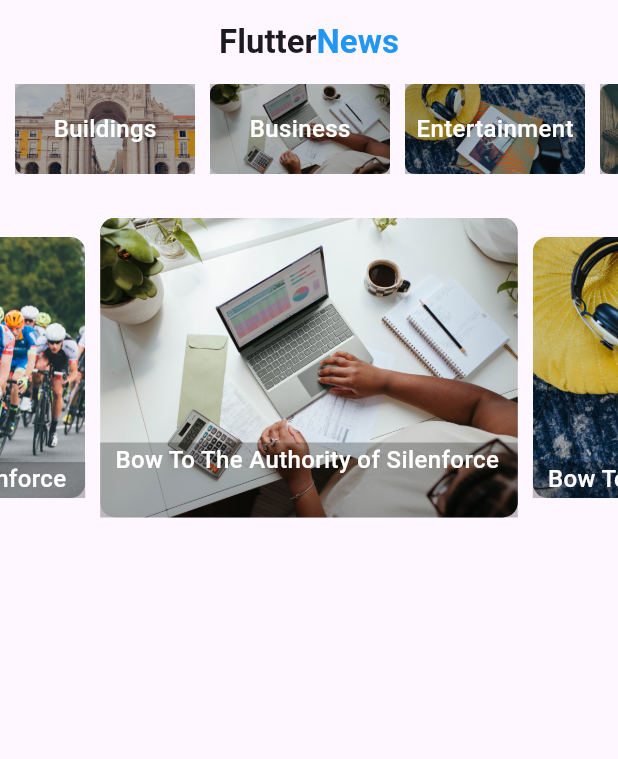
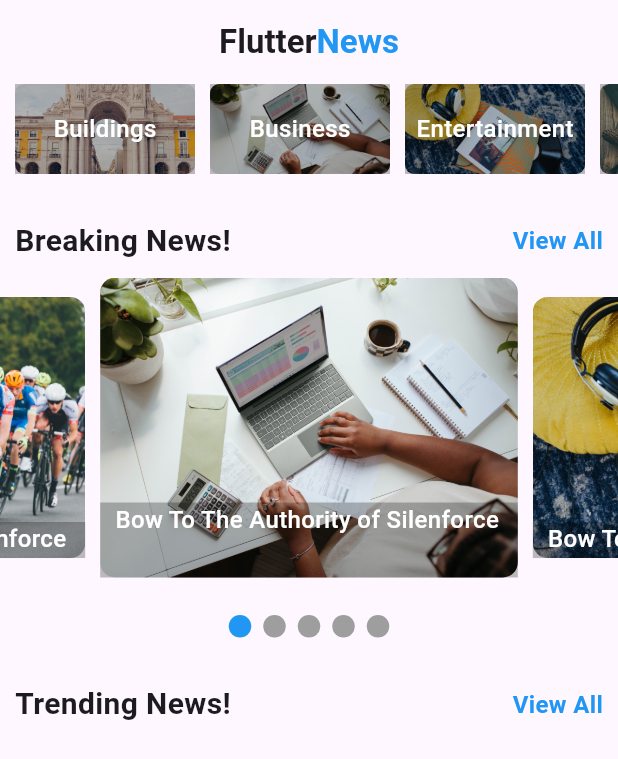
Before and after one commit to MurtazaFlutter/FlutterNewsApp, a Flutter app: the screen it shows after launch, on a phone screen of 412 x 824 dp. Shown: the top 759 px of the screen. Run offline on Flutter 3.47's test engine with Material 2 defaults, Android fonts, the phone set to English and light mode, and no system bars; drawn by our look-alikes of carousel_slider, smooth_page_indicator; our stand-ins replace gap.

Commit message:
done with breaking news ui

```diff
--- /dev/null
+++ b/lib/controllers/news_controller.dart
@@ -0,0 +1,12 @@
+import 'package:flutter/cupertino.dart';
+
+class NewsController extends ChangeNotifier {
+  int _currentIndex = 0;
+
+  int get currentIndex => _currentIndex;
+
+  void setIndex(int index) {
+    _currentIndex = index;
+    notifyListeners();
+  }
+}
--- a/lib/main.dart
+++ b/lib/main.dart
@@ -1,8 +1,9 @@
-import 'package:flutter/material.dart';
-import 'package:news_app/pages/home_page.dart';
+import 'utils/exports.dart';
 
 void main() {
-  runApp(const MyApp());
+  runApp(MultiProvider(providers: [
+    ChangeNotifierProvider(create: (context) => NewsController()),
+  ], child: const MyApp()));
 }
 
 class MyApp extends StatelessWidget {
--- a/lib/pages/home_page.dart
+++ b/lib/pages/home_page.dart
@@ -73,7 +73,31 @@ class _HomePageState extends State<HomePage> {
                     );
                   }),
             ),
-            const Gap(29),
+            const Gap(30),
+            Consumer<NewsController>(builder: (context, newsController, child) {
+              return Column(
+                children: [
+                  const Padding(
+                    padding: EdgeInsets.symmetric(horizontal: 10),
+                    child: Row(
+                      mainAxisAlignment: MainAxisAlignment.spaceBetween,
+                      children: [
+                        Text(
+                          "Breaking News!",
+                          style: TextStyle(
+                              fontSize: 20, fontWeight: FontWeight.bold),
+                        ),
+                        Text(
+                          "View All",
+                          style: TextStyle(
+                              color: Colors.blue,
+                              fontSize: 16,
+                              fontWeight: FontWeight.bold),
+                        )
+                      ],
+                    ),
+                  ),
+                  const Gap(10),
                   CarouselSlider.builder(
                     itemCount: breakingNews.length,
                     itemBuilder: (context, index, realIndex) {
@@ -87,8 +111,42 @@ class _HomePageState extends State<HomePage> {
                         autoPlay: true,
                         viewportFraction: 0.7,
                         enlargeCenterPage: true,
-                  enlargeStrategy: CenterPageEnlargeStrategy.height),
+                        enlargeStrategy: CenterPageEnlargeStrategy.height,
+                        onPageChanged: (index, reason) {
+                          newsController.setIndex(index);
+                        }),
+                  ),
+                  const Gap(25),
+                  AnimatedSmoothIndicator(
+                      effect: const SlideEffect(
+                          dotHeight: 15,
+                          dotWidth: 15,
+                          activeDotColor: Colors.blue),
+                      activeIndex: newsController.currentIndex,
+                      count: breakingNews.length),
+                ],
+              );
+            }),
+            const Gap(30),
+            const Padding(
+              padding: EdgeInsets.symmetric(horizontal: 10),
+              child: Row(
+                mainAxisAlignment: MainAxisAlignment.spaceBetween,
+                children: [
+                  Text(
+                    "Trending News!",
+                    style: TextStyle(fontSize: 20, fontWeight: FontWeight.bold),
+                  ),
+                  Text(
+                    "View All",
+                    style: TextStyle(
+                        color: Colors.blue,
+                        fontSize: 16,
+                        fontWeight: FontWeight.bold),
                   )
+                ],
+              ),
+            ),
           ],
         ),
       ),
--- a/lib/utils/exports.dart
+++ b/lib/utils/exports.dart
@@ -1,6 +1,10 @@
 export 'package:carousel_slider/carousel_slider.dart';
 export 'package:flutter/material.dart';
 export 'package:gap/gap.dart';
+export 'package:news_app/controllers/news_controller.dart';
+export 'package:news_app/pages/home_page.dart';
+export 'package:provider/provider.dart';
+export 'package:smooth_page_indicator/smooth_page_indicator.dart';
 
 export '../widgets/breaking_news_slider.dart';
 export '../widgets/categories_tile.dart';
```
Also changed, not shown: lib/controllers.dart (deleted). Lines whose indentation alone changed are shown as unchanged.
